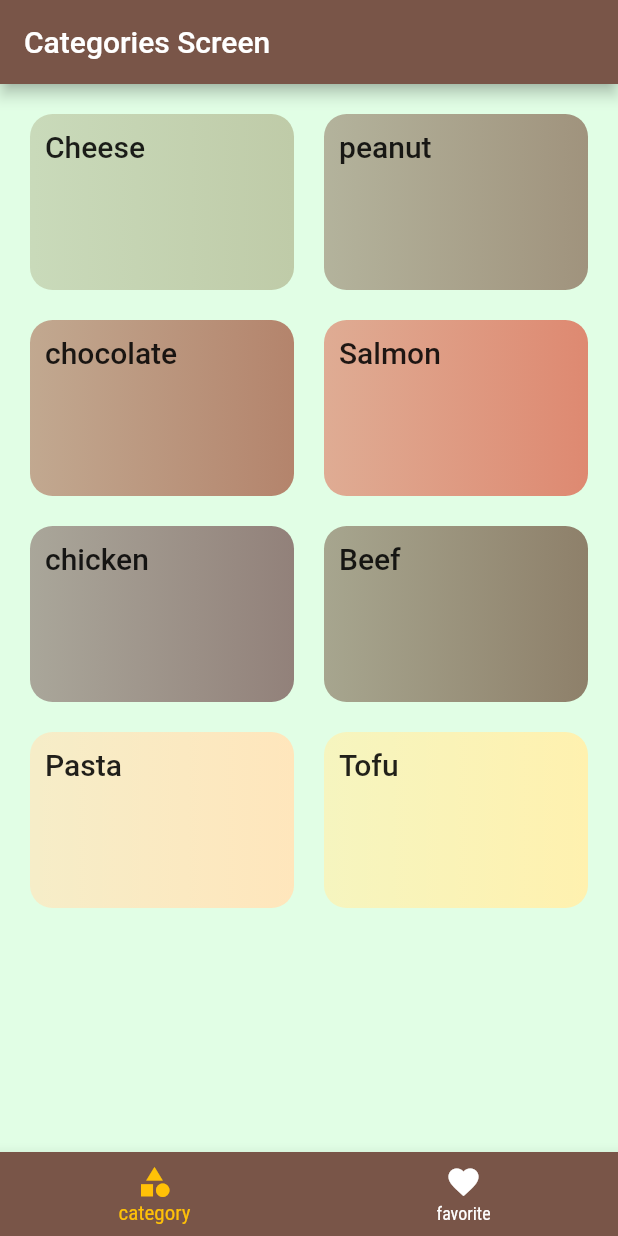
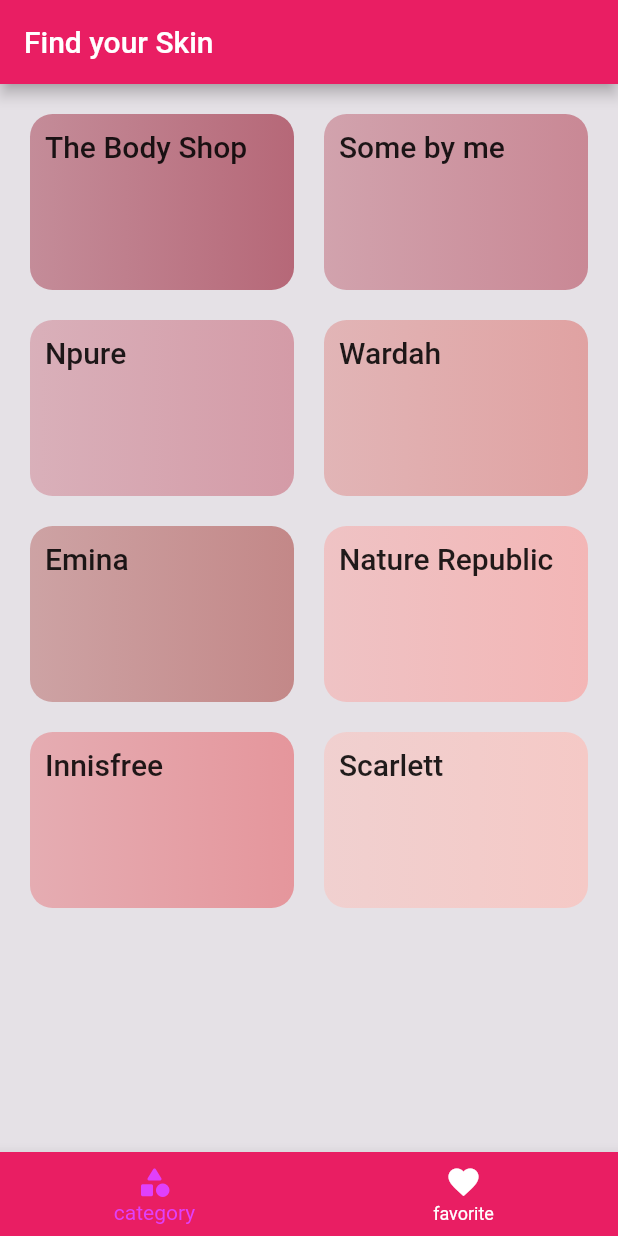
Before and after one commit to rmsalsbl/Skincare-App, a Flutter app: the screen it shows after launch, on a phone screen of 412 x 824 dp. Run offline on Flutter 3.47's test engine with Material 2 defaults, Android fonts, the phone set to English and light mode, and no system bars; Roboto replaces fonts that are missing (Beardies DEMO); key blocks and very long unbroken strings in the code were emptied for the run.

```diff
--- a/lib/main.dart
+++ b/lib/main.dart
@@ -1,7 +1,7 @@
 import 'package:flutter/material.dart';
-import 'package:food_app_10_grade/model/meal.dart';
-import 'package:food_app_10_grade/screen/categories_meal_screen.dart';
-import 'package:food_app_10_grade/screen/detail_meals_screen.dart';
+import 'package:food_app_10_grade/model/skincare.dart';
+import 'package:food_app_10_grade/screen/categories_skincare_screen.dart';
+import 'package:food_app_10_grade/screen/detail_skincare_screen.dart';
 import 'package:food_app_10_grade/screen/homeScreen.dart';
 
 void main() {
@@ -18,7 +18,7 @@ class MyApp extends StatefulWidget {
 class _MyAppState extends State<MyApp> {
   // This widget is the root of your application.
   //membuat data unutk list datat favoritenya yang berupa list kosong
-  List<Meal> _favoriteMeals = [];
+  List<Skincare> _favoriteMeals = [];
 
   void _toggleFavorite(String mealId){
     final existingIndex =
@@ -29,7 +29,7 @@ class _MyAppState extends State<MyApp> {
       });
     } else{
       setState(() {
-        _favoriteMeals.add(meals.firstWhere((meal) => meal.id == mealId));
+        _favoriteMeals.add(cares.firstWhere((meal) => meal.id == mealId));
       });
     }
   }
@@ -47,12 +47,12 @@ class _MyAppState extends State<MyApp> {
       debugShowCheckedModeBanner: false,
       theme: ThemeData(
           colorScheme: ColorScheme.fromSwatch(
-            primarySwatch: Colors.brown,
+            primarySwatch: Colors.pink,
           ).copyWith(
-            secondary: Colors.amber,
+            secondary: Colors.purpleAccent,
           ),
-          canvasColor: Color.fromRGBO(225, 254, 229, 1),
-          fontFamily: 'RobotoCondensed',
+          canvasColor: Color.fromRGBO(229, 225, 230, 1),
+          fontFamily: 'Beardies DEMO',
           textTheme: ThemeData.light().textTheme.copyWith(
               bodyText1: TextStyle(
                 color: Color.fromRGBO(20, 51, 51, 1),
@@ -66,8 +66,8 @@ class _MyAppState extends State<MyApp> {
       initialRoute: '/',
       routes: {
         '/': (context) => HomeScreen(_favoriteMeals),
-        CategoriesMealScreen.routeName: (context) => CategoriesMealScreen(),
-        DetailMealScreen.routesName: (context) => DetailMealScreen(_toggleFavorite, _isMealFavorite),
+        CategoriesSkincareScreen.routeName: (context) => CategoriesSkincareScreen(),
+        DetailSkincareScreen.routesName: (context) => DetailSkincareScreen(_toggleFavorite, _isMealFavorite),
       },
     );
   }
--- a/lib/model/category.dart
+++ b/lib/model/category.dart
@@ -1,4 +1,3 @@
-import 'package:flutter/cupertino.dart';
 import 'package:flutter/material.dart';
 
 class Category{
@@ -16,44 +15,44 @@ class Category{
 
 var categories = [
   Category(
-      id: 'c1',
-      title: 'Cheese',
-    color: Color(0xffBFCBA8)
+      id: 'tbs',
+      title: 'The Body Shop',
+    color: const Color(0xffB66878)
   ),
   Category(
-      id: 'c2',
-      title: 'peanut',
-      color: Color(0xffA0937D)
+      id: 'sbm',
+      title: 'Some by me',
+      color: const Color(0xffC98895)
   ),
   Category(
-      id: 'c3',
-      title: 'chocolate',
-      color: Color(0xffB4846C)
+      id: 'np',
+      title: 'Npure',
+      color: const Color(0xffD49BA7)
   ),
   Category(
-      id: 'c4',
-      title: 'Salmon',
-      color: Color(0xffDE8971)
+      id: 'wd',
+      title: 'Wardah',
+      color: const Color(0xffE0A2A2)
   ),
   Category(
-      id: 'c5',
-      title: 'chicken',
-      color: Color(0xff92817A)
+      id: 'em',
+      title: 'Emina',
+      color: const Color(0xffC38888)
   ),
   Category(
-      id: 'c6',
-      title: 'Beef',
-      color: Color(0xff8E806A)
+      id: 'nr',
+      title: 'Nature Republic',
+      color: const Color(0xffF3B6B6)
   ),
   Category(
-      id: 'c7',
-      title: 'Pasta',
-      color: Color(0xffFFE6BC)
+      id: 'if',
+      title: 'Innisfree',
+      color: const Color(0xffE5969C)
   ),
   Category(
-      id: 'c8',
-      title: 'Tofu',
-      color: Color(0xffFFF1AF)
+      id: 'sl',
+      title: 'Scarlett',
+      color: const Color(0xffF5C9C6)
   ),
 
 
--- a/lib/screen/categories_screen.dart
+++ b/lib/screen/categories_screen.dart
@@ -1,4 +1,3 @@
-import 'package:flutter/cupertino.dart';
 import 'package:flutter/material.dart';
 import 'package:food_app_10_grade/model/category.dart';
 import 'package:food_app_10_grade/widget/category_item.dart';
--- a/lib/screen/homeScreen.dart
+++ b/lib/screen/homeScreen.dart
@@ -1,12 +1,12 @@
 import 'package:flutter/material.dart';
-import 'package:food_app_10_grade/model/meal.dart';
+import 'package:food_app_10_grade/model/skincare.dart';
 import 'package:food_app_10_grade/screen/categories_screen.dart';
 import 'package:food_app_10_grade/screen/favorite_screen.dart';
 
 class HomeScreen extends StatefulWidget {
 
   //buatlah sebuah var untuk memasukan parameter dari fav ke home ini
-  final List<Meal> favoriteMeals;
+  final List<Skincare> favoriteMeals;
   HomeScreen(this.favoriteMeals);
 
   @override
@@ -21,8 +21,8 @@ class _HomeScreenState extends State<HomeScreen> {
   void initState() {
     _pages = [
       {
-        'pages' : CategoriesScreen(),
-        'title' : 'Categories Screen'
+        'pages' : const CategoriesScreen(),
+        'title' : 'Find your Skin'
       },
       {
         'pages' : FavoriteScreen(widget.favoriteMeals),
@@ -54,7 +54,7 @@ class _HomeScreenState extends State<HomeScreen> {
           currentIndex: _selectedIndexPage,
           items: const [
             BottomNavigationBarItem(
-                icon: Icon(Icons.category),
+                icon: Icon(Icons.category_rounded),
               label: 'category'
             ),
             BottomNavigationBarItem(
--- a/lib/widget/category_item.dart
+++ b/lib/widget/category_item.dart
@@ -1,6 +1,6 @@
 
 import 'package:flutter/material.dart';
-import 'package:food_app_10_grade/screen/categories_meal_screen.dart';
+import 'package:food_app_10_grade/screen/categories_skincare_screen.dart';
 
 class CategoryItem extends StatelessWidget {
   final String id;
@@ -14,13 +14,13 @@ class CategoryItem extends StatelessWidget {
   Widget build(BuildContext context) {
     return GestureDetector(
       onTap: () {
-        Navigator.pushNamed(context, CategoriesMealScreen.routeName, arguments: {
+        Navigator.pushNamed(context, CategoriesSkincareScreen.routeName, arguments: {
           'id' : id,
           'title' : title
         });
       },
       child: Container(
-        padding: EdgeInsets.all(10),
+        padding: const EdgeInsets.all(10),
         child: Text(
             title,
         style: Theme.of(context).textTheme.headline6
--- a/pubspec.yaml
+++ b/pubspec.yaml
@@ -81,6 +81,11 @@ flutter:
           weight: 700
         - asset: asset/fonts/Raleway-Black.ttf
           weight: 900
+    - family: Raleway
+      fonts:
+        - asset: asset/fonts/Beardies DEMO.ttf
+          weight: 700
+
     - family: RobotoCondensed
       fonts:
         - asset: asset/fonts/RobotoCondensed-Regular.ttf
```
Also changed, not shown: lib/screen/categories_skincare_screen.dart (renamed from lib/screen/categories_meal_screen.dart, +6 -8 lines), lib/screen/detail_skincare_screen.dart (renamed from lib/screen/detail_meals_screen.dart, +20 -19 lines), lib/screen/favorite_screen.dart (+6 -7 lines), lib/widget/skincare_item.dart (renamed from lib/widget/meal_item.dart, +18 -39 lines), asset/fonts/Beardies DEMO.ttf (added).
